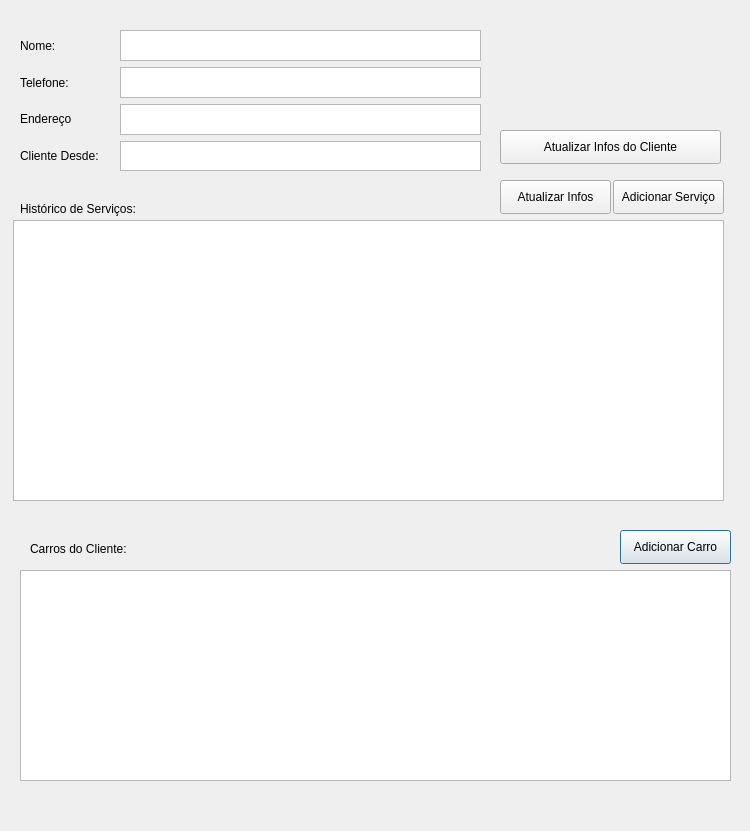
Old version of the form clientinfo.ui in the repository bedi1982/Oficina.
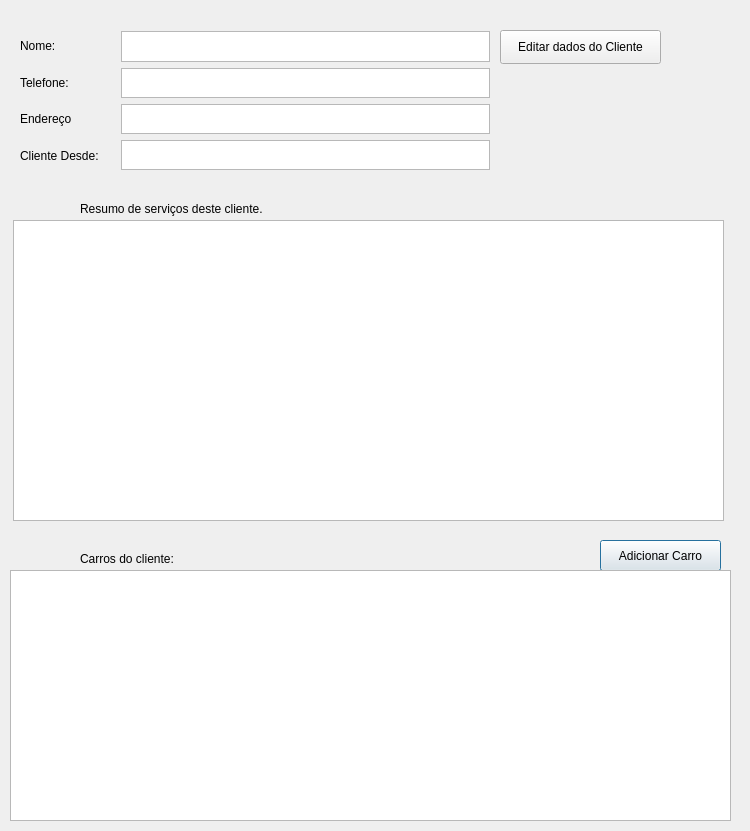
New version of the form.

```diff
--- a/clientinfo.ui
+++ b/clientinfo.ui
@@ -16,46 +16,33 @@
   <widget class="QPushButton" name="btn_addClientCarro">
    <property name="geometry">
     <rect>
-     <x>620</x>
-     <y>530</y>
-     <width>111</width>
-     <height>34</height>
+     <x>600</x>
+     <y>540</y>
+     <width>121</width>
+     <height>31</height>
     </rect>
    </property>
    <property name="text">
     <string>Adicionar Carro</string>
    </property>
   </widget>
-  <widget class="QPushButton" name="btn_addService">
-   <property name="geometry">
-    <rect>
-     <x>613</x>
-     <y>180</y>
-     <width>111</width>
-     <height>34</height>
-    </rect>
-   </property>
-   <property name="text">
-    <string>Adicionar Serviço</string>
-   </property>
-  </widget>
   <widget class="QTableView" name="tbl_ClientServices">
    <property name="geometry">
     <rect>
      <x>13</x>
      <y>220</y>
      <width>711</width>
-     <height>281</height>
+     <height>301</height>
     </rect>
    </property>
   </widget>
   <widget class="QTableView" name="tbl_clientCars">
    <property name="geometry">
     <rect>
-     <x>20</x>
+     <x>10</x>
      <y>570</y>
-     <width>711</width>
-     <height>211</height>
+     <width>721</width>
+     <height>251</height>
     </rect>
    </property>
   </widget>
@@ -64,7 +51,7 @@
     <rect>
      <x>20</x>
      <y>30</y>
-     <width>90</width>
+     <width>101</width>
      <height>141</height>
     </rect>
    </property>
@@ -99,67 +86,30 @@
     </item>
    </layout>
   </widget>
-  <widget class="QWidget" name="layoutWidget">
-   <property name="geometry">
-    <rect>
-     <x>120</x>
-     <y>30</y>
-     <width>361</width>
-     <height>141</height>
-    </rect>
-   </property>
-   <layout class="QVBoxLayout" name="verticalLayout_2">
-    <item>
-     <widget class="QTextEdit" name="txt_clientName"/>
-    </item>
-    <item>
-     <widget class="QTextEdit" name="txt_clientPhone"/>
-    </item>
-    <item>
-     <widget class="QTextEdit" name="txt_clientAddress"/>
-    </item>
-    <item>
-     <widget class="QTextEdit" name="txt_clientSince"/>
-    </item>
-   </layout>
-  </widget>
   <widget class="QPushButton" name="btn_atualizarCliente">
    <property name="geometry">
     <rect>
      <x>500</x>
-     <y>130</y>
-     <width>221</width>
+     <y>30</y>
+     <width>161</width>
      <height>34</height>
     </rect>
    </property>
    <property name="text">
-    <string>Atualizar Infos do Cliente</string>
-   </property>
-  </widget>
-  <widget class="QPushButton" name="btn_Atualizar">
-   <property name="geometry">
-    <rect>
-     <x>500</x>
-     <y>180</y>
-     <width>111</width>
-     <height>34</height>
-    </rect>
-   </property>
-   <property name="text">
-    <string>Atualizar Infos</string>
+    <string>Editar dados do Cliente</string>
    </property>
   </widget>
   <widget class="QLabel" name="lbl_ClientCars">
    <property name="geometry">
     <rect>
-     <x>30</x>
-     <y>540</y>
+     <x>80</x>
+     <y>550</y>
      <width>121</width>
      <height>18</height>
     </rect>
    </property>
    <property name="text">
-    <string>Carros do Cliente:</string>
+    <string>Carros do cliente:</string>
    </property>
   </widget>
   <widget class="QLabel" name="lbl_CarIcon">
@@ -178,14 +128,80 @@
   <widget class="QLabel" name="lbl_ClientServicesHistoric">
    <property name="geometry">
     <rect>
-     <x>20</x>
+     <x>80</x>
      <y>200</y>
-     <width>141</width>
+     <width>541</width>
      <height>18</height>
     </rect>
    </property>
    <property name="text">
-    <string>Histórico de Serviços:</string>
+    <string>Resumo de serviços deste cliente. </string>
+   </property>
+  </widget>
+  <widget class="QTextEdit" name="txt_clientAddress">
+   <property name="geometry">
+    <rect>
+     <x>121</x>
+     <y>104</y>
+     <width>369</width>
+     <height>30</height>
+    </rect>
+   </property>
+  </widget>
+  <widget class="QTextEdit" name="txt_clientPhone">
+   <property name="geometry">
+    <rect>
+     <x>121</x>
+     <y>68</y>
+     <width>369</width>
+     <height>30</height>
+    </rect>
+   </property>
+  </widget>
+  <widget class="QTextEdit" name="txt_clientName">
+   <property name="geometry">
+    <rect>
+     <x>121</x>
+     <y>31</y>
+     <width>369</width>
+     <height>31</height>
+    </rect>
+   </property>
+  </widget>
+  <widget class="QTextEdit" name="txt_clientSince">
+   <property name="geometry">
+    <rect>
+     <x>121</x>
+     <y>140</y>
+     <width>369</width>
+     <height>30</height>
+    </rect>
+   </property>
+  </widget>
+  <widget class="QLabel" name="lbl_ServiceIcon">
+   <property name="geometry">
+    <rect>
+     <x>20</x>
+     <y>180</y>
+     <width>51</width>
+     <height>41</height>
+    </rect>
+   </property>
+   <property name="text">
+    <string/>
+   </property>
+  </widget>
+  <widget class="QLabel" name="lbl_NewCarIcon">
+   <property name="geometry">
+    <rect>
+     <x>20</x>
+     <y>520</y>
+     <width>51</width>
+     <height>51</height>
+    </rect>
+   </property>
+   <property name="text">
+    <string/>
    </property>
   </widget>
  </widget>
```
Left out of the diff: 12 changed lines with no effect on the pictures.
